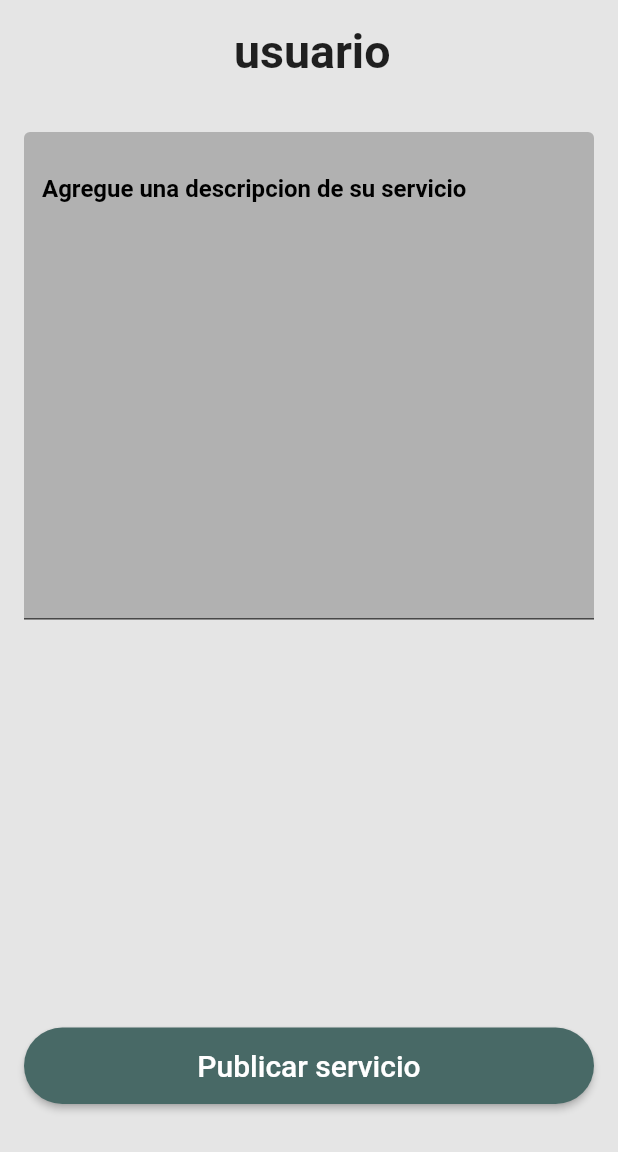
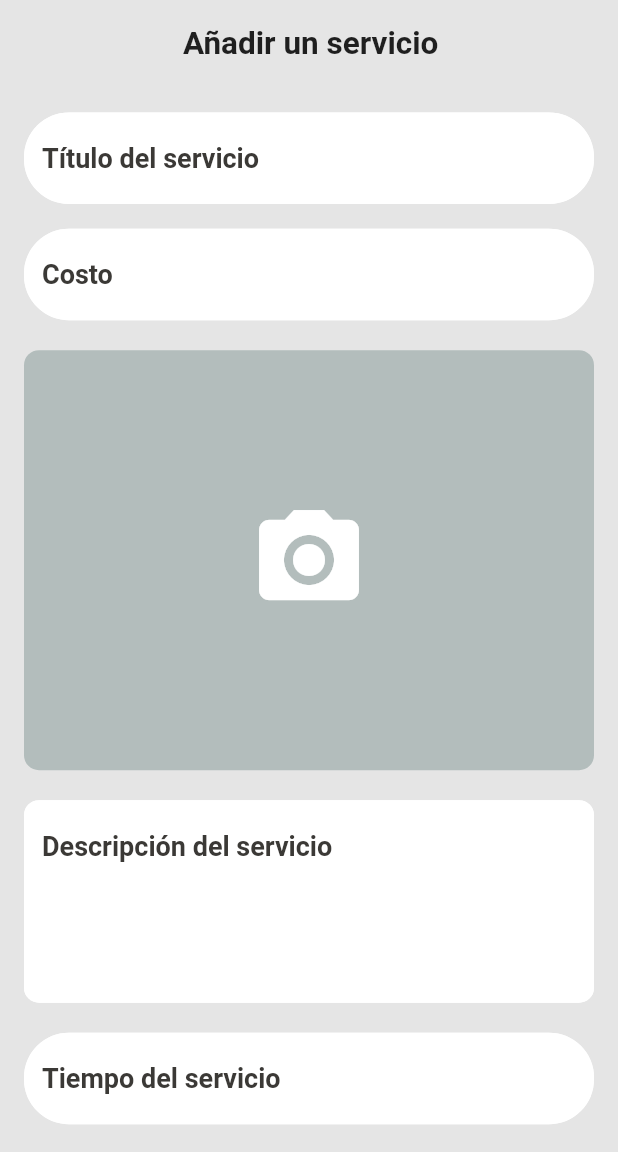
Before and after one commit to Francisco-Escobar99/proyecto_servicios, a Flutter app: the service_create screen opened directly, on a phone screen of 412 x 824 dp, the part 84-1236 px from its top. Run offline on Flutter 3.47's test engine with Material 2 defaults, Android fonts, the phone set to English and light mode, and no system bars; our stand-ins replace hexcolor, image_picker; Roboto replaces fonts that are missing (IstokWeb).

Commit message:
fix version 1.1

```diff
--- a/lib/features/authentication/pages/login/login_view.dart
+++ b/lib/features/authentication/pages/login/login_view.dart
@@ -1,6 +1,5 @@
 import 'package:flutter/material.dart';
-import 'package:proyecto_movil/features/authentication/pages/profile/Customer/view_main_customer.dart';
-
+import '../profile/Customer/view_main_customer.dart';
 class LoginView extends StatefulWidget {
   @override
   _LoginViewState createState() => _LoginViewState();
@@ -132,7 +131,7 @@ class _LoginViewState extends State<LoginView> {
                       onPressed: () {
                         Navigator.push(
                           context,
-                          MaterialPageRoute(builder: (context) => View_mainCustomer()),
+                          MaterialPageRoute(builder: (context) => const ViewMainCustomer()),
                         );
                       },
                       style: ElevatedButton.styleFrom(
--- a/lib/features/authentication/pages/profile/Customer/app_barCustomer.dart
+++ b/lib/features/authentication/pages/profile/Customer/app_barCustomer.dart
@@ -28,7 +28,7 @@ class _CustomAppBarState extends State<CustomAppBar> {
     } else {
       Navigator.push(
         context,
-        MaterialPageRoute(builder: (context) => View_mainCustomer()),
+        MaterialPageRoute(builder: (context) => const ViewMainCustomer()),
       ).then((value) => _toggleView());
     }
   }
--- a/lib/features/authentication/pages/profile/Provider_/create_service.dart
+++ b/lib/features/authentication/pages/profile/Provider_/create_service.dart
@@ -1,9 +1,44 @@
+import 'dart:io';
+
 import 'package:flutter/material.dart';
+import 'package:hexcolor/hexcolor.dart';
+import 'package:image_picker/image_picker.dart';
+
 import 'app_barProvider.dart';
 import 'view_main_provider.dart';
 
-class service_create extends StatelessWidget {
-  const service_create({super.key});
+class service_create extends StatefulWidget {
+  const service_create({Key? key}) : super(key: key);
+
+  @override
+  _service_createState createState() => _service_createState();
+}
+
+class _service_createState extends State<service_create> {
+  final ImagePicker _imagePicker = ImagePicker();
+  XFile? _selectedImage;
+  final TextEditingController _descriptionController = TextEditingController();
+  final TextEditingController _titleController = TextEditingController();
+  final TextEditingController _costController = TextEditingController();
+  final ScrollController _scrollController = ScrollController();
+
+  Future<void> _selectImage() async {
+    final XFile? image =
+        await _imagePicker.pickImage(source: ImageSource.gallery);
+    if (image != null) {
+      setState(() {
+        _selectedImage = image;
+      });
+    }
+  }
+
+  @override
+  void dispose() {
+    _titleController.dispose();
+    _costController.dispose();
+    _scrollController.dispose();
+    super.dispose();
+  }
 
   @override
   Widget build(BuildContext context) {
@@ -11,41 +46,155 @@ class service_create extends StatelessWidget {
       backgroundColor: const Color(0xFFE5E5E5),
       appBar: provider_appbar(),
       body: SafeArea(
+        child: SingleChildScrollView(
+          controller: _scrollController,
+          child: Container(
+            padding: const EdgeInsets.all(16.0),
             child: Column(
               crossAxisAlignment: CrossAxisAlignment.stretch,
               children: [
                 const Padding(
-              padding: EdgeInsets.only(left: 156.0, top: 16.0),
+                  padding: EdgeInsets.only(left: 106.0, top: 1.0),
                   child: Text(
-                "usuario",
+                    "Añadir un servicio",
                     style: TextStyle(
                       fontWeight: FontWeight.bold,
                       fontFamily: 'IstokWeb',
-                  fontSize: 31.0,
+                      fontSize: 21.0,
+                    ),
+                  ),
+                ),
+                SizedBox(height: _responsiveHeight(context, 0.04)),
+                TextFormField(
+                  controller: _titleController,
+                  autovalidateMode: AutovalidateMode.disabled,
+                  decoration: InputDecoration(
+                    hintText: 'Título del servicio',
+                    fillColor: HexColor('#FFFFFF'),
+                    filled: true,
+                    hintStyle: TextStyle(
+                      color: const Color(0xFF3B3936),
+                      fontSize: _responsiveTextSize(context, 18),
+                      fontWeight: FontWeight.bold,
+                    ),
+                    border: OutlineInputBorder(
+                      borderRadius: BorderRadius.circular(30),
+                      borderSide: BorderSide(color: HexColor('#FFFFFF')),
+                    ),
+                    enabledBorder: OutlineInputBorder(
+                      borderRadius: BorderRadius.circular(30),
+                      borderSide: BorderSide(color: HexColor('#FFFFFF')),
+                    ),
+                    focusedBorder: OutlineInputBorder(
+                      borderRadius: BorderRadius.circular(30),
+                      borderSide: const BorderSide(color: Colors.transparent),
+                    ),
+                  ),
+                ),
+                SizedBox(height: _responsiveHeight(context, 0.02)),
+                TextFormField(
+                  controller: _costController,
+                  autovalidateMode: AutovalidateMode.disabled,
+                  decoration: InputDecoration(
+                    hintText: 'Costo',
+                    fillColor: HexColor('#FFFFFF'),
+                    filled: true,
+                    hintStyle: TextStyle(
+                      color: const Color(0xFF3B3936),
+                      fontSize: _responsiveTextSize(context, 18),
+                      fontWeight: FontWeight.bold,
+                    ),
+                    border: OutlineInputBorder(
+                      borderRadius: BorderRadius.circular(30),
+                      borderSide: BorderSide(color: HexColor('#FFFFFF')),
+                    ),
+                    enabledBorder: OutlineInputBorder(
+                      borderRadius: BorderRadius.circular(30),
+                      borderSide: BorderSide(color: HexColor('#FFFFFF')),
+                    ),
+                    focusedBorder: OutlineInputBorder(
+                      borderRadius: BorderRadius.circular(30),
+                      borderSide: const BorderSide(color: Colors.transparent),
                     ),
                   ),
                 ),
                 const SizedBox(height: 20),
-            const Padding(
-              padding: EdgeInsets.all(16.0),
-              child: TextField(
-                decoration: InputDecoration(
-                  labelText: "Agregue una descripcion de su servicio",
-                  alignLabelWithHint: true,
-                  filled: true,
-                  fillColor: Color.fromARGB(255, 177, 177, 177),
-                  labelStyle: TextStyle(color: Color(0xFF000000)),
+                GestureDetector(
+                  onTap: _selectImage,
+                  child: Container(
+                    width: 100,
+                    height: 280,
+                    decoration: BoxDecoration(
+                      color: const Color.fromARGB(82, 72, 105, 102),
+                      borderRadius: BorderRadius.circular(10),
                     ),
-                maxLines: 15,
-                style: TextStyle(
-                  fontWeight: FontWeight.bold,
-                  fontFamily: 'IstokWeb',
-                  fontSize: 16.0,
-                ),
-                textAlignVertical: TextAlignVertical.top,
+                    child: _selectedImage != null
+                        ? Image.file(
+                            File(_selectedImage!.path),
+                            fit: BoxFit.contain,
+                          )
+                        : const Icon(
+                            Icons.camera_alt,
+                            color: Colors.white,
+                            size: 80,
                           ),
                   ),
-            const SizedBox(height: 240),
+                ),
+                const SizedBox(height: 20),
+                TextFormField(
+                  controller: _descriptionController,
+                  maxLines: 5,
+                  decoration: InputDecoration(
+                    hintText: 'Descripción del servicio',
+                    fillColor: HexColor('#FFFFFF'),
+                    filled: true,
+                    hintStyle: const TextStyle(
+                      color: Color(0xFF3B3936),
+                      fontSize: 18,
+                      fontWeight: FontWeight.bold,
+                    ),
+                    border: OutlineInputBorder(
+                      borderRadius: BorderRadius.circular(10),
+                      borderSide: BorderSide(color: HexColor('#FFFFFF')),
+                    ),
+                    enabledBorder: OutlineInputBorder(
+                      borderRadius: BorderRadius.circular(10),
+                      borderSide: BorderSide(color: HexColor('#FFFFFF')),
+                    ),
+                    focusedBorder: OutlineInputBorder(
+                      borderRadius: BorderRadius.circular(10),
+                      borderSide: const BorderSide(color: Colors.transparent),
+                    ),
+                  ),
+                ),
+                const SizedBox(height: 20),
+                TextFormField(
+                  controller: _costController,
+                  autovalidateMode: AutovalidateMode.disabled,
+                  decoration: InputDecoration(
+                    hintText: 'Tiempo del servicio',
+                    fillColor: HexColor('#FFFFFF'),
+                    filled: true,
+                    hintStyle: TextStyle(
+                      color: const Color(0xFF3B3936),
+                      fontSize: _responsiveTextSize(context, 18),
+                      fontWeight: FontWeight.bold,
+                    ),
+                    border: OutlineInputBorder(
+                      borderRadius: BorderRadius.circular(30),
+                      borderSide: BorderSide(color: HexColor('#FFFFFF')),
+                    ),
+                    enabledBorder: OutlineInputBorder(
+                      borderRadius: BorderRadius.circular(30),
+                      borderSide: BorderSide(color: HexColor('#FFFFFF')),
+                    ),
+                    focusedBorder: OutlineInputBorder(
+                      borderRadius: BorderRadius.circular(30),
+                      borderSide: const BorderSide(color: Colors.transparent),
+                    ),
+                  ),
+                ),
+                const SizedBox(height: 45),
                 Padding(
                   padding: const EdgeInsets.all(16.0),
                   child: ElevatedButton(
@@ -55,7 +204,13 @@ class service_create extends StatelessWidget {
                         MaterialPageRoute(builder: (context) => ViewMain()),
                       );
                     },
-                // ignore: sort_child_properties_last
+                    style: ElevatedButton.styleFrom(
+                      backgroundColor: const Color(0xFF486966),
+                      shape: RoundedRectangleBorder(
+                        borderRadius: BorderRadius.circular(30.0),
+                      ),
+                      minimumSize: const Size(321, 51),
+                    ),
                     child: const Text(
                       'Publicar servicio',
                       style: TextStyle(
@@ -64,19 +219,22 @@ class service_create extends StatelessWidget {
                         fontSize: 20.0,
                       ),
                     ),
-                style: ElevatedButton.styleFrom(
-                  // ignore: deprecated_member_use
-                  primary: const Color(0xFF486966), // Color de fondo
-                  shape: RoundedRectangleBorder(
-                    borderRadius: BorderRadius.circular(30.0),
-                  ),
-                  minimumSize: const Size(321, 51),
                   ),
                 ),
-            )
+                const SizedBox(height: 20),
               ],
+            ),
+          ),
         ),
       ),
     );
   }
+
+  double _responsiveTextSize(BuildContext context, double size) {
+    return size * MediaQuery.of(context).textScaleFactor;
   }
+
+  double _responsiveHeight(BuildContext context, double fraction) {
+    return MediaQuery.of(context).size.height * fraction;
+  }
+}
--- a/lib/main.dart
+++ b/lib/main.dart
@@ -11,7 +11,7 @@ class MyApp extends StatelessWidget {
   @override
   Widget build(BuildContext context) {
     return MaterialApp(
-      title: 'AppQuoware',
+      title: 'Quoware',
       theme: ThemeData(
         primarySwatch: Colors.blue,
       ),
--- a/pubspec.yaml
+++ b/pubspec.yaml
@@ -38,6 +38,7 @@ dependencies:
   hexcolor: ^3.0.1
   http: ^1.1.0
   intl: ^0.18.1
+  image_picker: ^1.0.1
 
 dev_dependencies:
   flutter_test:
```
Also changed, not shown: lib/features/authentication/pages/login/login_resgisterBase.dart (+4 -4 lines), lib/features/authentication/pages/login/login_selectRole.dart (+5 -3 lines), lib/features/authentication/pages/profile/Customer/view_main_customer.dart (+182 -60 lines), pubspec.lock, 5 other files. Lines whose indentation alone changed are shown as unchanged.
